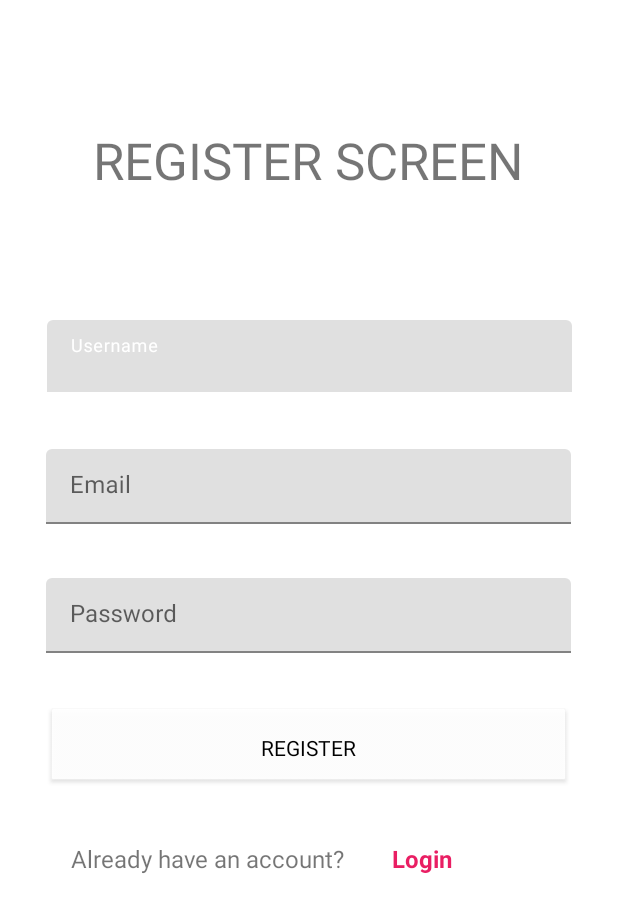
After one commit to MikolajCieslik/Habitary, an Android app: the RegisterActivity screen opened directly, with no data from a screen before it, on a phone screen of 412 x 824 dp. The commit adds this screen. Shown: the top 912 px of the screen. Run offline under Robolectric (Android 15) with nearby library versions, the phone set to English and light mode, and no system bars; our stand-ins replace Firebase (no records; nobody signed in at launch, a user with empty details on screens opened directly).

Commit message:
Added email/password auth and login-register activities

```diff
--- /dev/null
+++ b/app/src/main/res/layout/activity_register.xml
@@ -0,0 +1,126 @@
+<?xml version="1.0" encoding="utf-8"?>
+<androidx.constraintlayout.widget.ConstraintLayout xmlns:android="http://schemas.android.com/apk/res/android"
+    xmlns:app="http://schemas.android.com/apk/res-auto"
+    xmlns:tools="http://schemas.android.com/tools"
+    android:layout_width="match_parent"
+    android:layout_height="match_parent"
+    tools:context=".authentication.LoginActivity">
+
+    <TextView
+        android:id="@+id/tv_title"
+        android:layout_width="wrap_content"
+        android:layout_height="wrap_content"
+        android:layout_marginTop="84dp"
+        android:text="REGISTER SCREEN"
+        android:textSize="34sp"
+        app:layout_constraintEnd_toEndOf="parent"
+        app:layout_constraintHorizontal_bias="0.495"
+        app:layout_constraintStart_toStartOf="parent"
+        app:layout_constraintTop_toTopOf="parent" />
+
+    <Button
+        android:id="@+id/btn_register"
+        style="@android:style/Widget.Button"
+        android:layout_width="350dp"
+        android:layout_height="54dp"
+        android:layout_marginTop="36dp"
+        android:text="REGISTER"
+        app:layout_constraintEnd_toEndOf="parent"
+        app:layout_constraintHorizontal_bias="0.491"
+        app:layout_constraintStart_toStartOf="parent"
+        app:layout_constraintTop_toBottomOf="@+id/til_register_password" />
+
+    <com.google.android.material.textfield.TextInputLayout
+        android:id="@+id/til_login"
+        android:layout_width="350dp"
+        android:layout_height="50dp"
+        android:layout_marginTop="84dp"
+        app:layout_constraintEnd_toEndOf="parent"
+        app:layout_constraintStart_toStartOf="parent"
+        app:layout_constraintTop_toBottomOf="@+id/tv_title">
+
+        <EditText
+            android:id="@+id/et_username"
+            android:layout_width="match_parent"
+            android:layout_height="match_parent"
+            android:layout_weight="1"
+            android:ems="10"
+            android:hint="Username"
+            android:inputType="textPersonName"
+            tools:ignore="SpeakableTextPresentCheck" />
+    </com.google.android.material.textfield.TextInputLayout>
+
+    <com.google.android.material.textfield.TextInputLayout
+        android:id="@+id/til_register_email"
+        android:layout_width="350dp"
+        android:layout_height="50dp"
+        android:layout_marginStart="30dp"
+        android:layout_marginTop="36dp"
+        android:layout_marginEnd="31dp"
+        app:layout_constraintEnd_toEndOf="parent"
+        app:layout_constraintStart_toStartOf="parent"
+        app:layout_constraintTop_toBottomOf="@+id/til_login">
+
+        <EditText
+            android:id="@+id/et_register_email"
+            android:layout_width="match_parent"
+            android:layout_height="match_parent"
+            android:layout_weight="1"
+            android:ems="10"
+            android:hint="Email"
+            android:inputType="textEmailAddress"
+            tools:ignore="SpeakableTextPresentCheck" />
+    </com.google.android.material.textfield.TextInputLayout>
+
+    <com.google.android.material.textfield.TextInputLayout
+        android:id="@+id/til_register_password"
+        android:layout_width="350dp"
+        android:layout_height="50dp"
+        android:layout_marginTop="36dp"
+        app:layout_constraintEnd_toEndOf="parent"
+        app:layout_constraintHorizontal_bias="0.491"
+        app:layout_constraintStart_toStartOf="parent"
+        app:layout_constraintTop_toBottomOf="@+id/til_register_email">
+
+        <EditText
+            android:id="@+id/et_register_password"
+            android:layout_width="match_parent"
+            android:layout_height="match_parent"
+            android:layout_weight="1"
+            android:ems="10"
+            android:hint="Password"
+            android:inputType="textPassword"
+            tools:ignore="SpeakableTextPresentCheck" />
+    </com.google.android.material.textfield.TextInputLayout>
+
+    <LinearLayout
+        android:layout_width="316dp"
+        android:layout_height="50dp"
+        android:layout_marginTop="36dp"
+        android:orientation="horizontal"
+        app:layout_constraintEnd_toEndOf="parent"
+        app:layout_constraintHorizontal_bias="0.494"
+        app:layout_constraintStart_toStartOf="parent"
+        app:layout_constraintTop_toBottomOf="@+id/btn_register">
+
+        <TextView
+            android:id="@+id/tv_already_account"
+            android:layout_width="152dp"
+            android:layout_height="31dp"
+            android:layout_weight="1"
+            android:text="Already have an account?"
+            android:textSize="16sp" />
+
+        <TextView
+            android:id="@+id/tv_login"
+            android:layout_width="wrap_content"
+            android:layout_height="31dp"
+            android:layout_weight="1"
+            android:foreground="?attr/selectableItemBackground"
+            android:text="Login"
+            android:textColor="#E91E63"
+            android:textSize="16sp"
+            android:textStyle="bold" />
+    </LinearLayout>
+
+</androidx.constraintlayout.widget.ConstraintLayout>
--- a/app/src/main/res/values/colors.xml
+++ b/app/src/main/res/values/colors.xml
@@ -1,5 +1,9 @@
 <?xml version="1.0" encoding="utf-8"?>
 <resources>
+    <color name="colorPrimary_authentication">#ED2173</color>
+    <color name="colorPrimaryDark_authentication">#222934</color>
+    <color name="colorAccent_authentication">#ED2173</color>
+
     <color name="purple_200">#FFBB86FC</color>
     <color name="purple_500">#FF6200EE</color>
     <color name="purple_700">#FF3700B3</color>
```
Also changed, not shown: app/build.gradle (+14 -0 lines), app/src/main/AndroidManifest.xml (+9 -1 lines), app/src/main/java/com/example/habitary/MainActivity.java (+9 -0 lines), app/src/main/java/com/example/habitary/authentication/LoginActivity.kt (added, +82 -0 lines), app/src/main/java/com/example/habitary/authentication/RegisterActivity.kt (added, +88 -0 lines), app/src/main/res/layout/activity_login.xml (added, +106 -0 lines), build.gradle (+7 -1 lines), 2 other files.
